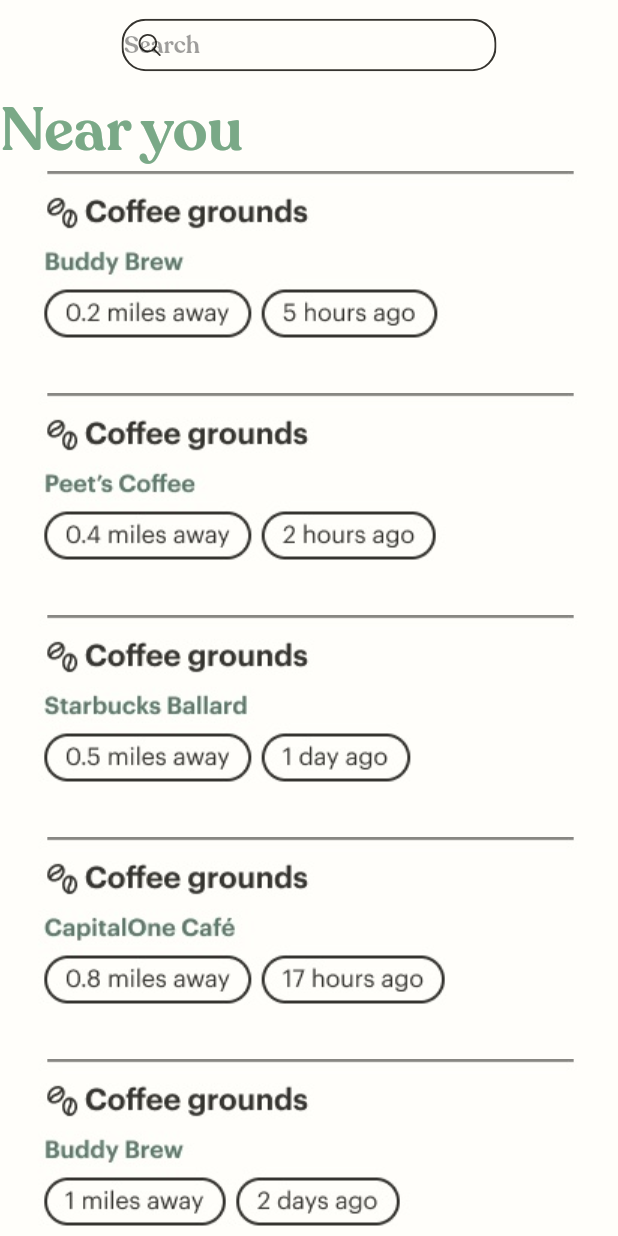
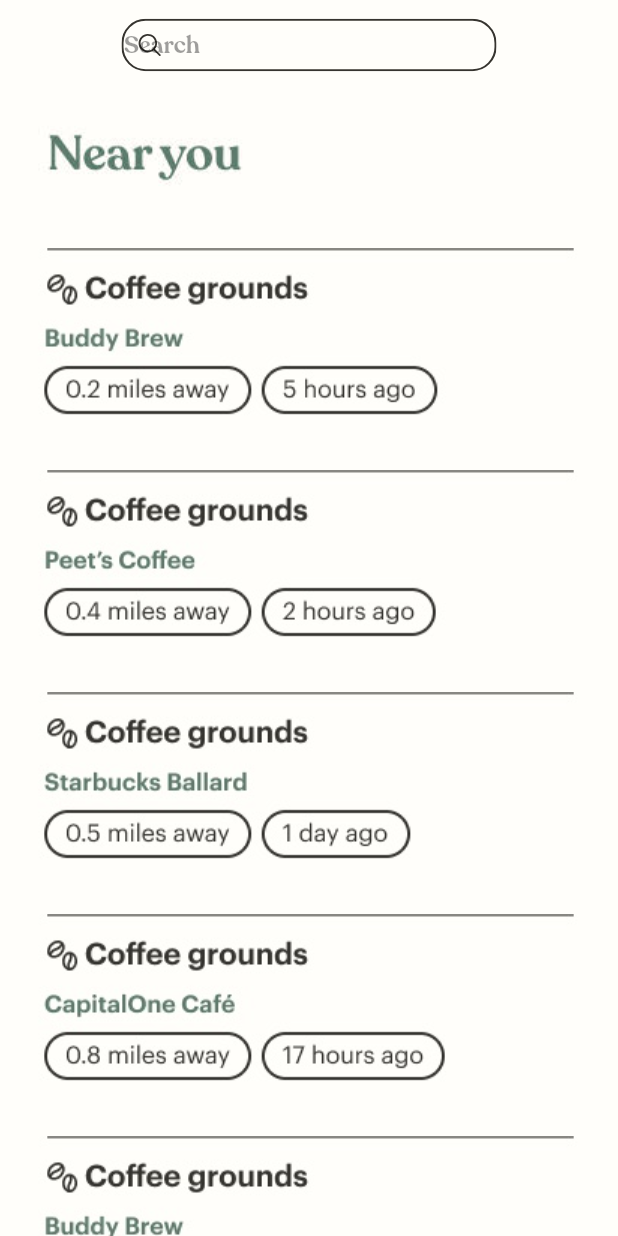
Before and after one commit to HackMIT-CoffeePlot/coffeeplot, a Flutter app: the ListingPage screen opened directly, on a phone screen of 412 x 824 dp. Run offline on Flutter 3.47's test engine with Material 2 defaults, Android fonts, the light colour scheme and no system bars; our stand-ins replace flutter_svg, geolocator, google_maps_flutter, shared_preferences; accounts and stored records are empty.

Commit message:
listing header fix

```diff
--- a/coffe_plot_frontend/lib/pages/listings_page.dart
+++ b/coffe_plot_frontend/lib/pages/listings_page.dart
@@ -18,16 +18,13 @@
             child: BarSearch(),
           ),
         ),
-        Align(
-          alignment: Alignment.centerLeft,
-          child: Text(
-            'Near you',
-            style: TextStyle(
-              color: Color(0xFF7AA987),
-              fontSize: 40,
-              fontFamily: 'Recoleta-SemiBold', // Use the font family name
+        Center(
+          child: Container(
+            child: Image(
+              image: AssetImage('lib/svgs/unnamed.jpg'),
+              fit: BoxFit.contain, //fill, //contain, cover, scaleDown,
             ),
-          ), // Add this line
+          ),
         ),
         Center(
           child: Container(
--- a/coffe_plot_frontend/pubspec.yaml
+++ b/coffe_plot_frontend/pubspec.yaml
@@ -73,3 +73,4 @@
     - lib/svgs/favorites-list-3.jpg
     - lib/svgs/favorites-list-4.jpg
     - lib/svgs/favorites-list-title.jpg
+    - lib/svgs/unnamed.jpg
```
Also changed, not shown: coffe_plot_frontend/lib/svgs/unnamed.jpg (added).
